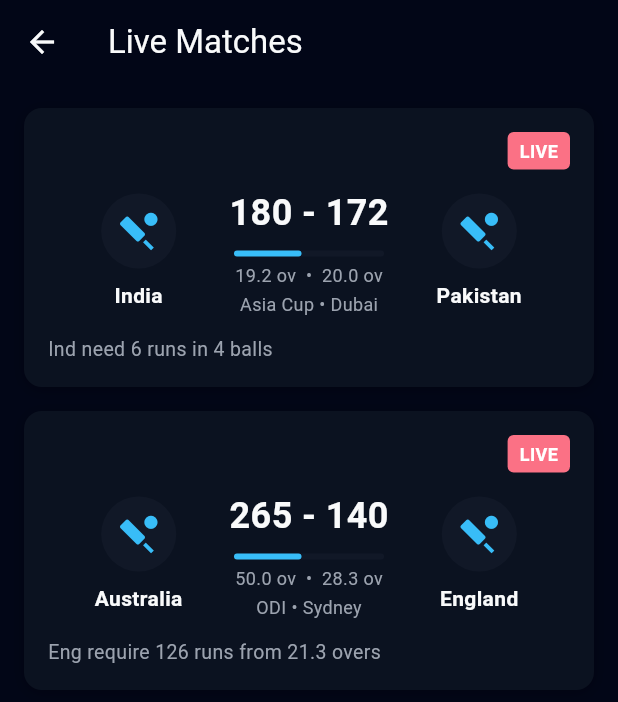
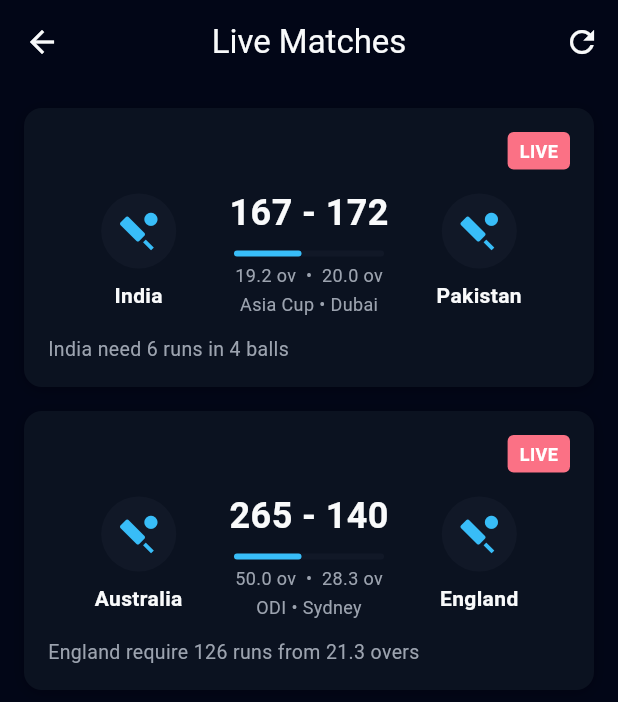
Before and after one commit to shashiv367/cricapp, a Flutter app: the LiveMatchScreen screen opened directly, on a phone screen of 412 x 824 dp. Shown: the top 702 px of the screen. Run offline on Flutter 3.47's test engine with Material 3 defaults, Android fonts, the phone set to English and light mode, and no system bars; our stand-ins replace image_picker, supabase_flutter; accounts and stored records are empty.

Commit message:
Update live_match_screen.dart

```diff
--- a/frontend/lib/screens/live_match_screen.dart
+++ b/frontend/lib/screens/live_match_screen.dart
@@ -9,6 +9,15 @@ class LiveMatchScreen extends StatelessWidget {
     return Scaffold(
       appBar: AppBar(
         title: const Text('Live Matches'),
+        centerTitle: true,
+        actions: [
+          IconButton(
+            icon: const Icon(Icons.refresh),
+            onPressed: () {
+              // TODO: Add refresh logic
+            },
+          ),
+        ],
       ),
       body: ListView(
         padding: const EdgeInsets.all(16),
@@ -16,15 +25,22 @@ class LiveMatchScreen extends StatelessWidget {
           MatchCard(
             team1: 'India',
             team2: 'Pakistan',
-            score1: 180,
+            score1: 167,
             score2: 172,
             isLive: true,
             overs1: '19.2',
             overs2: '20.0',
             matchStatus: 'Asia Cup • Dubai',
-            subtitle: 'Ind need 6 runs in 4 balls',
+            subtitle: 'India need 6 runs in 4 balls',
             onTap: () {
-              Navigator.pushNamed(context, '/live-detail');
+              Navigator.pushNamed(
+                context,
+                '/live-detail',
+                arguments: {
+                  'team1': 'India',
+                  'team2': 'Pakistan',
+                },
+              );
             },
           ),
           const SizedBox(height: 16),
@@ -37,9 +53,16 @@ class LiveMatchScreen extends StatelessWidget {
             overs1: '50.0',
             overs2: '28.3',
             matchStatus: 'ODI • Sydney',
-            subtitle: 'Eng require 126 runs from 21.3 overs',
+            subtitle: 'England require 126 runs from 21.3 overs',
             onTap: () {
-              Navigator.pushNamed(context, '/live-detail');
+              Navigator.pushNamed(
+                context,
+                '/live-detail',
+                arguments: {
+                  'team1': 'Australia',
+                  'team2': 'England',
+                },
+              );
             },
           ),
         ],
```
